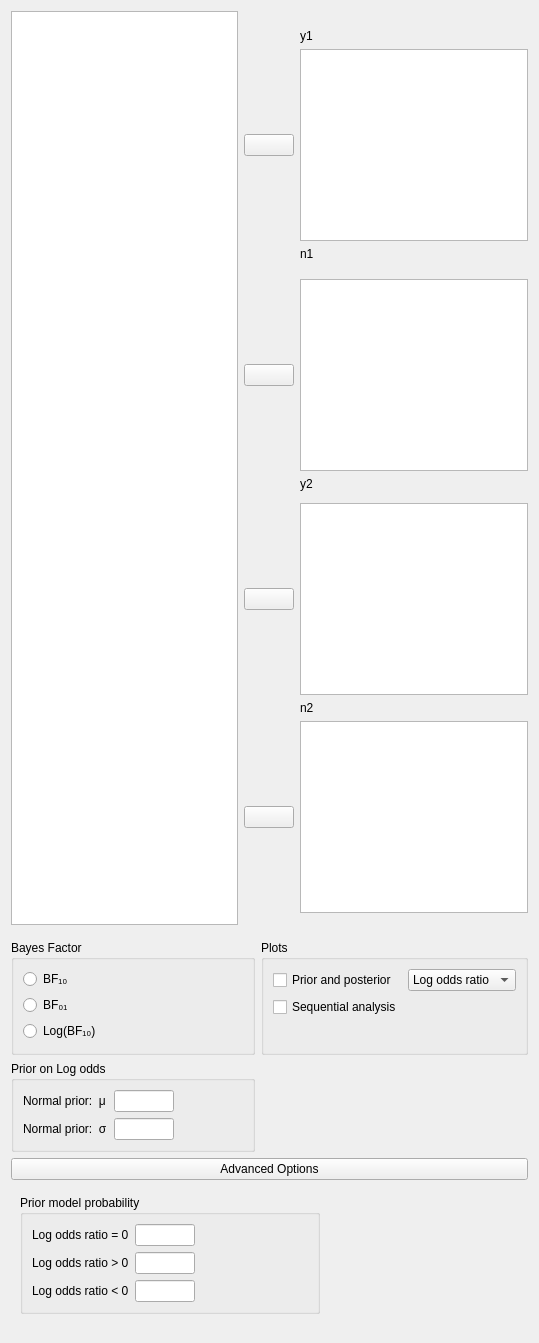
Above: JASP-Desktop/analysisforms/Common/abtestbayesianform.ui from jasp-stats/jasp-desktop before the change. Below: the same form after it.
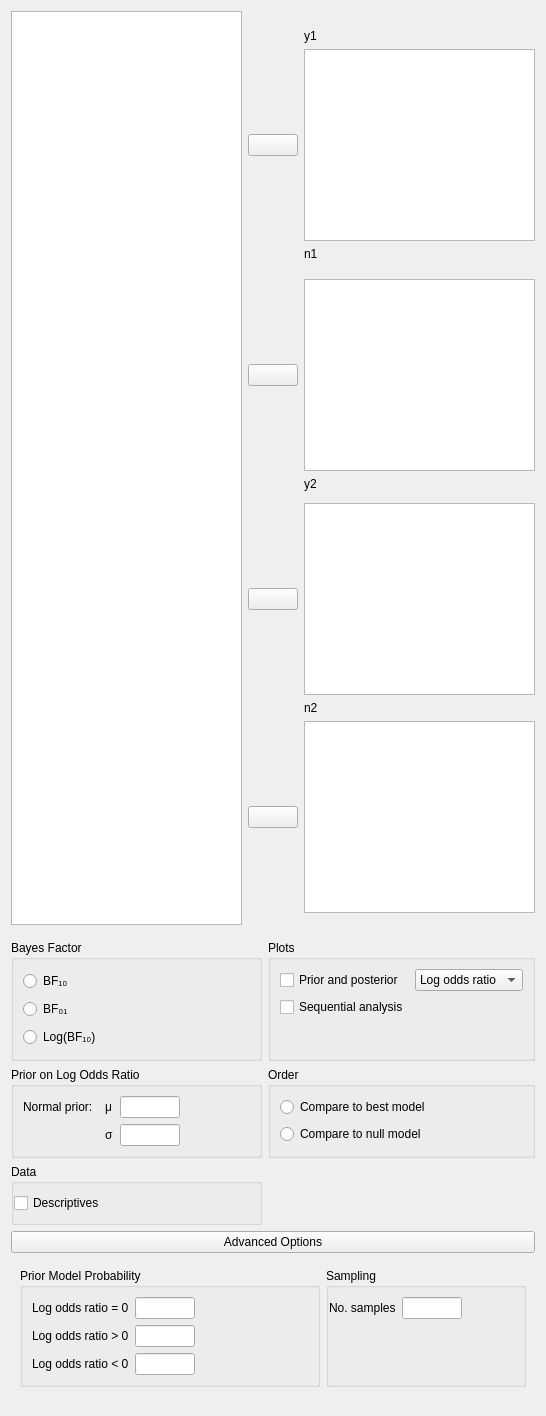
That is the form after the change. Custom widgets are drawn as their Qt base class.

Commit message: Descriptives table, model order

The edit to the form file:
```diff
--- a/JASP-Desktop/analysisforms/Common/abtestbayesianform.ui
+++ b/JASP-Desktop/analysisforms/Common/abtestbayesianform.ui
@@ -6,14 +6,406 @@
    <rect>
     <x>0</x>
     <y>0</y>
-    <width>539</width>
-    <height>1343</height>
+    <width>546</width>
+    <height>1416</height>
    </rect>
   </property>
   <property name="windowTitle">
    <string>Form</string>
   </property>
   <layout class="QGridLayout" name="gridLayout_2">
+   <item row="2" column="1">
+    <widget class="BoundGroupBox" name="bayesFactorOrder">
+     <property name="title">
+      <string>Order</string>
+     </property>
+     <layout class="QGridLayout" name="gridLayout_11">
+      <item row="1" column="0">
+       <widget class="QRadioButton" name="__2">
+        <property name="text">
+         <string>Compare to null model</string>
+        </property>
+       </widget>
+      </item>
+      <item row="0" column="0">
+       <widget class="QRadioButton" name="__1">
+        <property name="text">
+         <string>Compare to best model</string>
+        </property>
+       </widget>
+      </item>
+     </layout>
+    </widget>
+   </item>
+   <item row="1" column="0">
+    <widget class="BoundGroupBox" name="bayesFactorType">
+     <property name="maximumSize">
+      <size>
+       <width>16777215</width>
+       <height>16777215</height>
+      </size>
+     </property>
+     <property name="title">
+      <string>Bayes Factor</string>
+     </property>
+     <property name="flat">
+      <bool>false</bool>
+     </property>
+     <layout class="QGridLayout" name="gridLayout_13">
+      <item row="0" column="0">
+       <widget class="QRadioButton" name="_1">
+        <property name="sizePolicy">
+         <sizepolicy hsizetype="Fixed" vsizetype="Fixed">
+          <horstretch>0</horstretch>
+          <verstretch>0</verstretch>
+         </sizepolicy>
+        </property>
+        <property name="text">
+         <string>BF₁₀</string>
+        </property>
+       </widget>
+      </item>
+      <item row="1" column="0">
+       <widget class="QRadioButton" name="_2">
+        <property name="sizePolicy">
+         <sizepolicy hsizetype="Fixed" vsizetype="Fixed">
+          <horstretch>0</horstretch>
+          <verstretch>0</verstretch>
+         </sizepolicy>
+        </property>
+        <property name="text">
+         <string>BF₀₁</string>
+        </property>
+       </widget>
+      </item>
+      <item row="2" column="0">
+       <widget class="QRadioButton" name="_3">
+        <property name="sizePolicy">
+         <sizepolicy hsizetype="Fixed" vsizetype="Fixed">
+          <horstretch>0</horstretch>
+          <verstretch>0</verstretch>
+         </sizepolicy>
+        </property>
+        <property name="text">
+         <string>Log(BF₁₀)</string>
+        </property>
+       </widget>
+      </item>
+      <item row="1" column="1">
+       <spacer name="horizontalSpacer_3">
+        <property name="orientation">
+         <enum>Qt::Horizontal</enum>
+        </property>
+        <property name="sizeHint" stdset="0">
+         <size>
+          <width>40</width>
+          <height>20</height>
+         </size>
+        </property>
+       </spacer>
+      </item>
+     </layout>
+    </widget>
+   </item>
+   <item row="1" column="1">
+    <widget class="BoundGroupBox" name="Plots">
+     <property name="title">
+      <string>Plots</string>
+     </property>
+     <layout class="QGridLayout" name="gridLayout_4">
+      <item row="0" column="2">
+       <widget class="BoundComboBox" name="plotPosteriorType">
+        <property name="enabled">
+         <bool>true</bool>
+        </property>
+        <property name="sizePolicy">
+         <sizepolicy hsizetype="Fixed" vsizetype="Fixed">
+          <horstretch>0</horstretch>
+          <verstretch>0</verstretch>
+         </sizepolicy>
+        </property>
+        <item>
+         <property name="text">
+          <string>Log odds ratio</string>
+         </property>
+        </item>
+        <item>
+         <property name="text">
+          <string>Odds ratio</string>
+         </property>
+        </item>
+        <item>
+         <property name="text">
+          <string>Relative risk</string>
+         </property>
+        </item>
+        <item>
+         <property name="text">
+          <string>Absolute risk</string>
+         </property>
+        </item>
+        <item>
+         <property name="text">
+          <string>p1 &amp; p2</string>
+         </property>
+        </item>
+       </widget>
+      </item>
+      <item row="1" column="0" colspan="2">
+       <widget class="BoundCheckBox" name="plotSequentialAnalysis">
+        <property name="enabled">
+         <bool>true</bool>
+        </property>
+        <property name="text">
+         <string>Sequential analysis</string>
+        </property>
+       </widget>
+      </item>
+      <item row="0" column="0" colspan="2">
+       <widget class="BoundCheckBox" name="plotPriorAndPosterior">
+        <property name="enabled">
+         <bool>true</bool>
+        </property>
+        <property name="text">
+         <string>Prior and posterior</string>
+        </property>
+       </widget>
+      </item>
+      <item row="2" column="0">
+       <spacer name="verticalSpacer">
+        <property name="orientation">
+         <enum>Qt::Vertical</enum>
+        </property>
+        <property name="sizeHint" stdset="0">
+         <size>
+          <width>20</width>
+          <height>40</height>
+         </size>
+        </property>
+       </spacer>
+      </item>
+     </layout>
+    </widget>
+   </item>
+   <item row="9" column="0" colspan="2">
+    <widget class="QWidget" name="advancedBox" native="true">
+     <layout class="QGridLayout" name="gridLayout_7">
+      <property name="leftMargin">
+       <number>0</number>
+      </property>
+      <property name="topMargin">
+       <number>0</number>
+      </property>
+      <property name="rightMargin">
+       <number>0</number>
+      </property>
+      <item row="0" column="0" rowspan="2" colspan="2">
+       <widget class="ExpanderButton" name="expanderAdvanced">
+        <property name="enabled">
+         <bool>true</bool>
+        </property>
+        <property name="acceptDrops">
+         <bool>false</bool>
+        </property>
+        <property name="text">
+         <string>Advanced Options</string>
+        </property>
+        <property name="autoDefault">
+         <bool>true</bool>
+        </property>
+        <property name="default">
+         <bool>false</bool>
+        </property>
+        <property name="flat">
+         <bool>false</bool>
+        </property>
+       </widget>
+      </item>
+      <item row="3" column="0" rowspan="2" colspan="2">
+       <widget class="QWidget" name="advancedOptions" native="true">
+        <property name="enabled">
+         <bool>true</bool>
+        </property>
+        <layout class="QGridLayout" name="gridLayout_8">
+         <item row="0" column="0">
+          <widget class="GroupBox" name="priorModelProbability_box">
+           <property name="maximumSize">
+            <size>
+             <width>300</width>
+             <height>16777215</height>
+            </size>
+           </property>
+           <property name="title">
+            <string>Prior Model Probability</string>
+           </property>
+           <layout class="QGridLayout" name="gridLayout_9">
+            <item row="0" column="0">
+             <widget class="QLabel" name="label_5">
+              <property name="text">
+               <string>Log odds ratio = 0</string>
+              </property>
+             </widget>
+            </item>
+            <item row="2" column="0">
+             <widget class="QLabel" name="label_7">
+              <property name="text">
+               <string>Log odds ratio &lt; 0</string>
+              </property>
+             </widget>
+            </item>
+            <item row="1" column="1">
+             <widget class="BoundTextBox" name="orGreaterThan1Prob">
+              <property name="minimumSize">
+               <size>
+                <width>60</width>
+                <height>0</height>
+               </size>
+              </property>
+              <property name="maximumSize">
+               <size>
+                <width>60</width>
+                <height>16777215</height>
+               </size>
+              </property>
+             </widget>
+            </item>
+            <item row="0" column="1">
+             <widget class="BoundTextBox" name="orEqualTo1Prob">
+              <property name="minimumSize">
+               <size>
+                <width>60</width>
+                <height>0</height>
+               </size>
+              </property>
+              <property name="maximumSize">
+               <size>
+                <width>60</width>
+                <height>16777215</height>
+               </size>
+              </property>
+             </widget>
+            </item>
+            <item row="1" column="0">
+             <widget class="QLabel" name="label_6">
+              <property name="text">
+               <string>Log odds ratio &gt; 0</string>
+              </property>
+             </widget>
+            </item>
+            <item row="2" column="1">
+             <widget class="BoundTextBox" name="orLessThan1Prob">
+              <property name="minimumSize">
+               <size>
+                <width>60</width>
+                <height>0</height>
+               </size>
+              </property>
+              <property name="maximumSize">
+               <size>
+                <width>60</width>
+                <height>16777215</height>
+               </size>
+              </property>
+             </widget>
+            </item>
+            <item row="0" column="2">
+             <spacer name="horizontalSpacer">
+              <property name="orientation">
+               <enum>Qt::Horizontal</enum>
+              </property>
+              <property name="sizeHint" stdset="0">
+               <size>
+                <width>293</width>
+                <height>20</height>
+               </size>
+              </property>
+             </spacer>
+            </item>
+           </layout>
+          </widget>
+         </item>
+         <item row="0" column="1">
+          <widget class="BoundGroupBox" name="samplingMethod">
+           <property name="maximumSize">
+            <size>
+             <width>300</width>
+             <height>16777215</height>
+            </size>
+           </property>
+           <property name="title">
+            <string>Sampling</string>
+           </property>
+           <layout class="QGridLayout" name="gridLayout_10">
+            <property name="leftMargin">
+             <number>0</number>
+            </property>
+            <property name="bottomMargin">
+             <number>0</number>
+            </property>
+            <item row="3" column="2">
+             <spacer name="horizontalSpacer_4">
+              <property name="orientation">
+               <enum>Qt::Horizontal</enum>
+              </property>
+              <property name="sizeHint" stdset="0">
+               <size>
+                <width>40</width>
+                <height>20</height>
+               </size>
+              </property>
+             </spacer>
+            </item>
+            <item row="3" column="1">
+             <widget class="BoundTextBox" name="numSamples">
+              <property name="sizePolicy">
+               <sizepolicy hsizetype="Fixed" vsizetype="Preferred">
+                <horstretch>0</horstretch>
+                <verstretch>0</verstretch>
+               </sizepolicy>
+              </property>
+              <property name="minimumSize">
+               <size>
+                <width>60</width>
+                <height>0</height>
+               </size>
+              </property>
+              <property name="maximumSize">
+               <size>
+                <width>60</width>
+                <height>16777215</height>
+               </size>
+              </property>
+             </widget>
+            </item>
+            <item row="3" column="0">
+             <widget class="QLabel" name="label_samples">
+              <property name="text">
+               <string>No. samples</string>
+              </property>
+             </widget>
+            </item>
+            <item row="4" column="1">
+             <spacer name="verticalSpacer_2">
+              <property name="orientation">
+               <enum>Qt::Vertical</enum>
+              </property>
+              <property name="sizeHint" stdset="0">
+               <size>
+                <width>20</width>
+                <height>40</height>
+               </size>
+              </property>
+             </spacer>
+            </item>
+           </layout>
+          </widget>
+         </item>
+        </layout>
+       </widget>
+      </item>
+     </layout>
+    </widget>
+   </item>
    <item row="0" column="0" colspan="2">
     <widget class="QWidget" name="topWidget_2" native="true">
      <property name="sizePolicy">
@@ -291,348 +683,20 @@
      </layout>
     </widget>
    </item>
-   <item row="8" column="0" colspan="2">
-    <widget class="QWidget" name="advancedBox" native="true">
-     <layout class="QGridLayout" name="gridLayout_7">
-      <property name="leftMargin">
-       <number>0</number>
-      </property>
-      <property name="topMargin">
-       <number>0</number>
-      </property>
-      <property name="rightMargin">
-       <number>0</number>
-      </property>
-      <item row="0" column="0" rowspan="2" colspan="2">
-       <widget class="ExpanderButton" name="expanderAdvanced">
-        <property name="enabled">
-         <bool>true</bool>
-        </property>
-        <property name="acceptDrops">
-         <bool>false</bool>
-        </property>
-        <property name="text">
-         <string>Advanced Options</string>
-        </property>
-        <property name="autoDefault">
-         <bool>true</bool>
-        </property>
-        <property name="default">
-         <bool>false</bool>
-        </property>
-        <property name="flat">
-         <bool>false</bool>
-        </property>
-       </widget>
-      </item>
-      <item row="3" column="0" rowspan="2" colspan="2">
-       <widget class="QWidget" name="advancedOptions" native="true">
-        <property name="enabled">
-         <bool>true</bool>
-        </property>
-        <layout class="QGridLayout" name="gridLayout_8">
-         <item row="0" column="2">
-          <spacer name="horizontalSpacer_6">
-           <property name="orientation">
-            <enum>Qt::Horizontal</enum>
-           </property>
-           <property name="sizeType">
-            <enum>QSizePolicy::Preferred</enum>
-           </property>
-           <property name="sizeHint" stdset="0">
-            <size>
-             <width>40</width>
-             <height>20</height>
-            </size>
-           </property>
-          </spacer>
-         </item>
-         <item row="0" column="0">
-          <widget class="GroupBox" name="priorModelProbability_box">
-           <property name="maximumSize">
-            <size>
-             <width>300</width>
-             <height>16777215</height>
-            </size>
-           </property>
-           <property name="title">
-            <string>Prior model probability</string>
-           </property>
-           <layout class="QGridLayout" name="gridLayout_9">
-            <item row="0" column="0">
-             <widget class="QLabel" name="label_5">
-              <property name="text">
-               <string>Log odds ratio = 0</string>
-              </property>
-             </widget>
-            </item>
-            <item row="2" column="0">
-             <widget class="QLabel" name="label_7">
-              <property name="text">
-               <string>Log odds ratio &lt; 0</string>
-              </property>
-             </widget>
-            </item>
-            <item row="1" column="1">
-             <widget class="BoundTextBox" name="orGreaterThan1Prob">
-              <property name="minimumSize">
-               <size>
-                <width>60</width>
-                <height>0</height>
-               </size>
-              </property>
-              <property name="maximumSize">
-               <size>
-                <width>60</width>
-                <height>16777215</height>
-               </size>
-              </property>
-             </widget>
-            </item>
-            <item row="0" column="1">
-             <widget class="BoundTextBox" name="orEqualTo1Prob">
-              <property name="minimumSize">
-               <size>
-                <width>60</width>
-                <height>0</height>
-               </size>
-              </property>
-              <property name="maximumSize">
-               <size>
-                <width>60</width>
-                <height>16777215</height>
-               </size>
-              </property>
-             </widget>
-            </item>
-            <item row="1" column="0">
-             <widget class="QLabel" name="label_6">
-              <property name="text">
-               <string>Log odds ratio &gt; 0</string>
-              </property>
-             </widget>
-            </item>
-            <item row="2" column="1">
-             <widget class="BoundTextBox" name="orLessThan1Prob">
-              <property name="minimumSize">
-               <size>
-                <width>60</width>
-                <height>0</height>
-               </size>
-              </property>
-              <property name="maximumSize">
-               <size>
-                <width>60</width>
-                <height>16777215</height>
-               </size>
-              </property>
-             </widget>
-            </item>
-            <item row="0" column="2">
-             <spacer name="horizontalSpacer">
-              <property name="orientation">
-               <enum>Qt::Horizontal</enum>
-              </property>
-              <property name="sizeHint" stdset="0">
-               <size>
-                <width>293</width>
-                <height>20</height>
-               </size>
-              </property>
-             </spacer>
-            </item>
-           </layout>
-          </widget>
-         </item>
-         <item row="0" column="1">
-          <widget class="QWidget" name="widget_4" native="true"/>
-         </item>
-        </layout>
-       </widget>
-      </item>
-     </layout>
-    </widget>
-   </item>
-   <item row="1" column="1">
-    <widget class="BoundGroupBox" name="Plots">
-     <property name="title">
-      <string>Plots</string>
-     </property>
-     <layout class="QGridLayout" name="gridLayout_4">
-      <item row="0" column="2">
-       <widget class="BoundComboBox" name="plotPosteriorType">
-        <property name="enabled">
-         <bool>true</bool>
-        </property>
-        <property name="sizePolicy">
-         <sizepolicy hsizetype="Fixed" vsizetype="Fixed">
-          <horstretch>0</horstretch>
-          <verstretch>0</verstretch>
-         </sizepolicy>
-        </property>
-        <item>
-         <property name="text">
-          <string>Log odds ratio</string>
-         </property>
-        </item>
-        <item>
-         <property name="text">
-          <string>Odds ratio</string>
-         </property>
-        </item>
-        <item>
-         <property name="text">
-          <string>Relative risk</string>
-         </property>
-        </item>
-        <item>
-         <property name="text">
-          <string>Absolute risk</string>
-         </property>
-        </item>
-        <item>
-         <property name="text">
-          <string>p1 &amp; p2</string>
-         </property>
-        </item>
-       </widget>
-      </item>
-      <item row="1" column="0" colspan="2">
-       <widget class="BoundCheckBox" name="plotSequentialAnalysis">
-        <property name="enabled">
-         <bool>true</bool>
-        </property>
-        <property name="text">
-         <string>Sequential analysis</string>
-        </property>
-       </widget>
-      </item>
-      <item row="0" column="0" colspan="2">
-       <widget class="BoundCheckBox" name="plotPriorAndPosterior">
-        <property name="enabled">
-         <bool>true</bool>
-        </property>
-        <property name="text">
-         <string>Prior and posterior</string>
-        </property>
-       </widget>
-      </item>
-      <item row="2" column="0">
-       <spacer name="verticalSpacer">
-        <property name="orientation">
-         <enum>Qt::Vertical</enum>
-        </property>
-        <property name="sizeHint" stdset="0">
-         <size>
-          <width>20</width>
-          <height>40</height>
-         </size>
-        </property>
-       </spacer>
-      </item>
-     </layout>
-    </widget>
-   </item>
-   <item row="1" column="0">
-    <widget class="BoundGroupBox" name="bayesFactorType">
-     <property name="maximumSize">
-      <size>
-       <width>16777215</width>
-       <height>16777215</height>
-      </size>
-     </property>
-     <property name="title">
-      <string>Bayes Factor</string>
-     </property>
-     <property name="flat">
-      <bool>false</bool>
-     </property>
-     <layout class="QGridLayout" name="gridLayout_13">
-      <item row="0" column="0">
-       <widget class="QRadioButton" name="_1">
-        <property name="sizePolicy">
-         <sizepolicy hsizetype="Fixed" vsizetype="Fixed">
-          <horstretch>0</horstretch>
-          <verstretch>0</verstretch>
-         </sizepolicy>
-        </property>
-        <property name="text">
-         <string>BF₁₀</string>
-        </property>
-       </widget>
-      </item>
-      <item row="1" column="0">
-       <widget class="QRadioButton" name="_2">
-        <property name="sizePolicy">
-         <sizepolicy hsizetype="Fixed" vsizetype="Fixed">
-          <horstretch>0</horstretch>
-          <verstretch>0</verstretch>
-         </sizepolicy>
-        </property>
-        <property name="text">
-         <string>BF₀₁</string>
-        </property>
-       </widget>
-      </item>
-      <item row="2" column="0">
-       <widget class="QRadioButton" name="_3">
-        <property name="sizePolicy">
-         <sizepolicy hsizetype="Fixed" vsizetype="Fixed">
-          <horstretch>0</horstretch>
-          <verstretch>0</verstretch>
-         </sizepolicy>
-        </property>
-        <property name="text">
-         <string>Log(BF₁₀)</string>
-        </property>
-       </widget>
-      </item>
-      <item row="1" column="1">
-       <spacer name="horizontalSpacer_3">
-        <property name="orientation">
-         <enum>Qt::Horizontal</enum>
-        </property>
-        <property name="sizeHint" stdset="0">
-         <size>
-          <width>40</width>
-          <height>20</height>
-         </size>
-        </property>
-       </spacer>
-      </item>
-     </layout>
-    </widget>
-   </item>
    <item row="2" column="0">
     <widget class="BoundGroupBox" name="groupBox">
      <property name="title">
-      <string>Prior on Log odds</string>
+      <string>Prior on Log Odds Ratio</string>
      </property>
      <layout class="QGridLayout" name="gridLayout_6">
-      <item row="1" column="1">
-       <widget class="BoundTextBox" name="normal_sigma">
-        <property name="minimumSize">
-         <size>
-          <width>60</width>
-          <height>0</height>
-         </size>
-        </property>
-        <property name="maximumSize">
-         <size>
-          <width>60</width>
-          <height>16777215</height>
-         </size>
-        </property>
-       </widget>
-      </item>
       <item row="0" column="0">
        <widget class="QLabel" name="label">
         <property name="text">
-         <string>Normal prior:  μ</string>
+         <string>Normal prior:  </string>
         </property>
        </widget>
       </item>
-      <item row="0" column="2" rowspan="2">
+      <item row="0" column="3" rowspan="2">
        <spacer name="horizontalSpacer_5">
         <property name="orientation">
          <enum>Qt::Horizontal</enum>
@@ -645,7 +709,23 @@
         </property>
        </spacer>
       </item>
-      <item row="0" column="1">
+      <item row="1" column="2">
+       <widget class="BoundTextBox" name="normal_sigma">
+        <property name="minimumSize">
+         <size>
+          <width>60</width>
+          <height>0</height>
+         </size>
+        </property>
+        <property name="maximumSize">
+         <size>
+          <width>60</width>
+          <height>16777215</height>
+         </size>
+        </property>
+       </widget>
+      </item>
+      <item row="0" column="2">
        <widget class="BoundTextBox" name="normal_mu">
         <property name="minimumSize">
          <size>
@@ -661,18 +741,47 @@
         </property>
        </widget>
       </item>
-      <item row="1" column="0">
+      <item row="0" column="1">
+       <widget class="QLabel" name="label_10">
+        <property name="text">
+         <string>μ</string>
+        </property>
+       </widget>
+      </item>
+      <item row="1" column="1">
        <widget class="QLabel" name="label_2">
         <property name="text">
-         <string>Normal prior:  σ</string>
+         <string>σ</string>
         </property>
        </widget>
       </item>
      </layout>
     </widget>
    </item>
-   <item row="2" column="1">
-    <widget class="QWidget" name="widget" native="true"/>
+   <item row="3" column="0">
+    <widget class="BoundGroupBox" name="table_descriptives">
+     <property name="title">
+      <string>Data</string>
+     </property>
+     <layout class="QGridLayout" name="gridLayout_20">
+      <property name="leftMargin">
+       <number>0</number>
+      </property>
+      <property name="rightMargin">
+       <number>0</number>
+      </property>
+      <property name="bottomMargin">
+       <number>9</number>
+      </property>
+      <item row="0" column="0">
+       <widget class="BoundCheckBox" name="descriptives">
+        <property name="text">
+         <string>Descriptives</string>
+        </property>
+       </widget>
+      </item>
+     </layout>
+    </widget>
    </item>
   </layout>
  </widget>
```
The commit also changes 2 other files.
